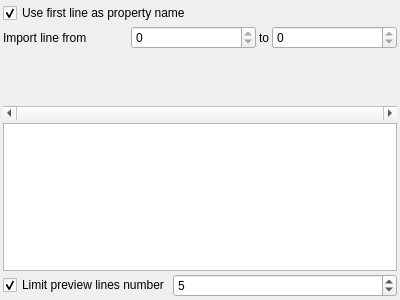
First picture: the form in library/tulip-qt/designer/CSVImportConfigurationWidget.ui, repository vadivelselvaraj/TulipGLImprovement, before the edit.
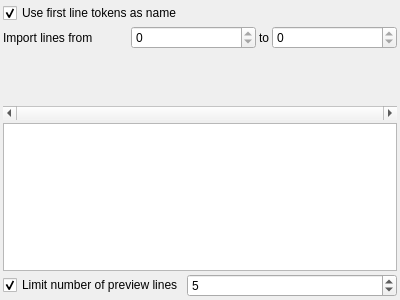
Second picture: the form after the edit. Custom widgets are drawn as their Qt base class.

Commit message: Fix typos and bugs on CSV import widget.

```diff
--- a/library/tulip-qt/designer/CSVImportConfigurationWidget.ui
+++ b/library/tulip-qt/designer/CSVImportConfigurationWidget.ui
@@ -23,7 +23,7 @@
    <item>
     <widget class="QCheckBox" name="useFirstLineAsPropertyNamecheckBox">
      <property name="text">
-      <string>Use first line as property name</string>
+      <string>Use first line tokens as name</string>
      </property>
      <property name="checked">
       <bool>true</bool>
@@ -35,7 +35,7 @@
      <item>
       <widget class="QLabel" name="label">
        <property name="text">
-        <string>Import line from</string>
+        <string>Import lines from</string>
        </property>
       </widget>
      </item>
@@ -150,7 +150,7 @@
         </sizepolicy>
        </property>
        <property name="text">
-        <string>Limit preview lines number</string>
+        <string>Limit number of preview lines</string>
        </property>
        <property name="checked">
         <bool>true</bool>
```
The commit also changes 6 other files.
